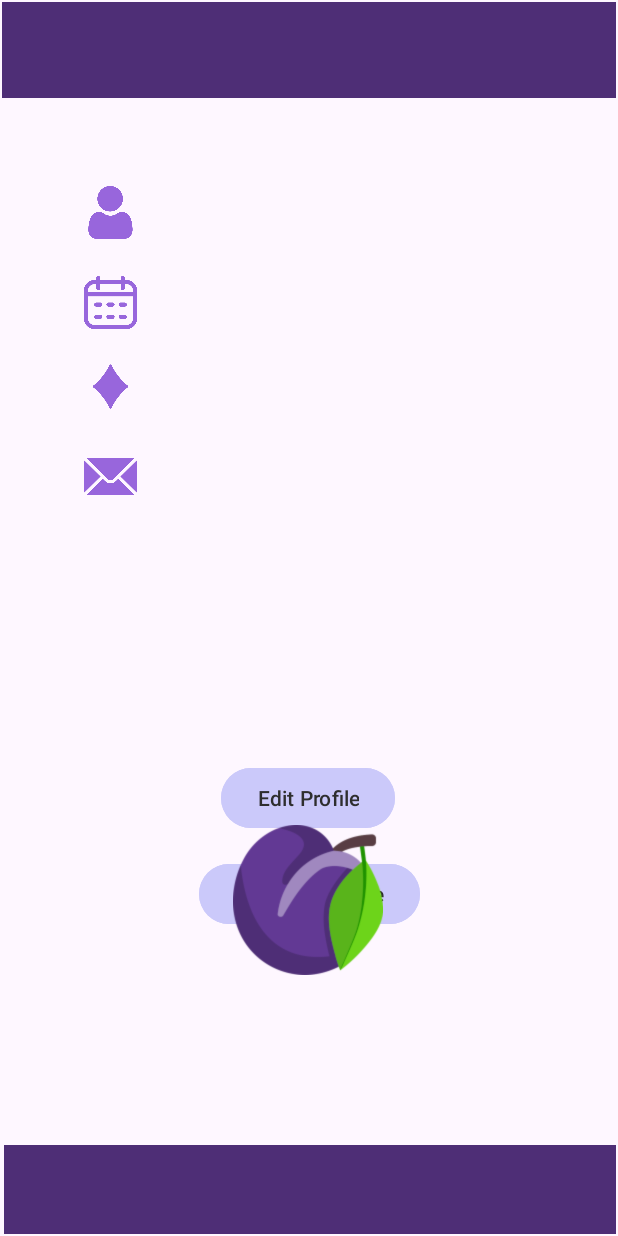
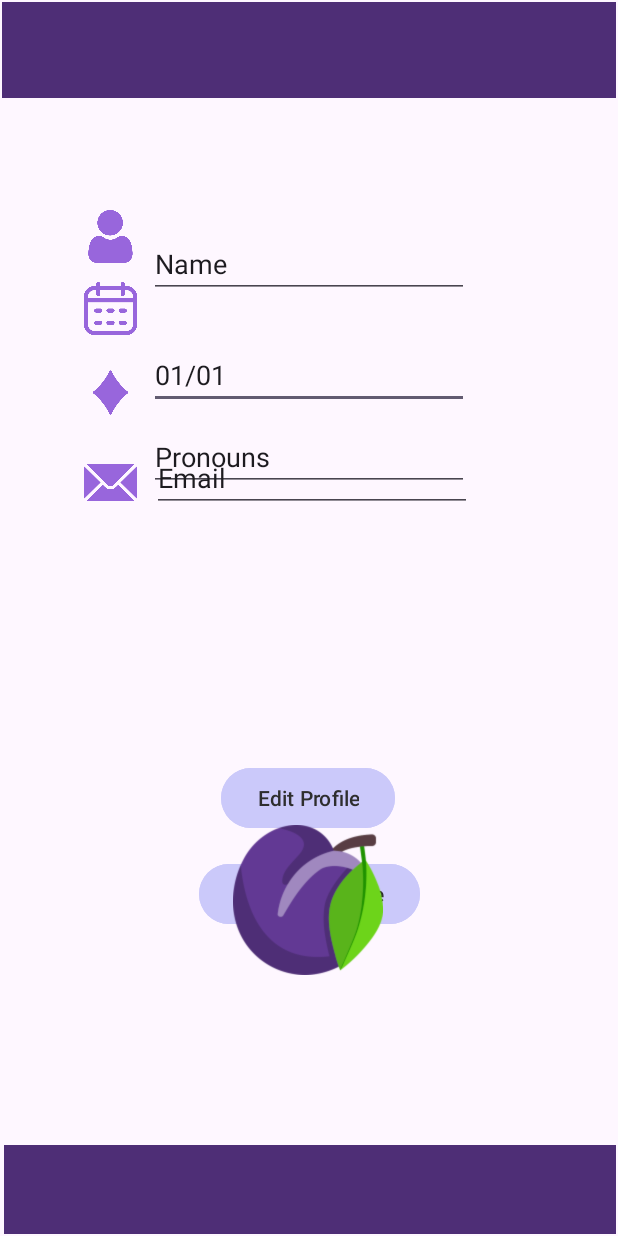
Before and after one commit to UTSA-CS-3443/HabitQuest, an Android app: the profile_Settings_Activity screen opened directly, with no data from a screen before it, on a phone screen of 412 x 824 dp. Run offline under Robolectric (Android 15) with nearby library versions, the phone set to English and light mode, and no system bars.

Commit message:
had to remove         app:layout_constraintBottom_toTopOf=".5" from each image view as it caused errors

```diff
--- a/app/src/main/res/layout/activity_profile_settings.xml
+++ b/app/src/main/res/layout/activity_profile_settings.xml
@@ -41,6 +41,7 @@
         android:id="@+id/button2"
         android:layout_width="wrap_content"
         android:layout_height="wrap_content"
+        android:layout_marginTop="479dp"
         android:layout_marginBottom="204dp"
         android:backgroundTint="#CBC9FA"
         android:text="Return to Home"
@@ -48,7 +49,7 @@
         app:layout_constraintBottom_toBottomOf="parent"
         app:layout_constraintEnd_toEndOf="parent"
         app:layout_constraintStart_toStartOf="parent"
-        app:layout_constraintTop_toBottomOf="@+id/button1"
+        app:layout_constraintTop_toTopOf="parent"
         app:layout_constraintVertical_bias="1.0" />
 
     <ImageView
@@ -56,111 +57,128 @@
         android:layout_width="35dp"
         android:layout_height="35dp"
         android:layout_marginStart="16dp"
-        android:layout_marginTop="300dp"
+        android:layout_marginTop="304dp"
         android:layout_marginBottom="8dp"
-        app:layout_constraintBottom_toTopOf=".5"
         app:layout_constraintEnd_toEndOf="@+id/toolbar"
         app:layout_constraintHorizontal_bias="0.108"
         app:layout_constraintStart_toStartOf="@+id/toolbar"
         app:layout_constraintTop_toTopOf="parent"
-        app:srcCompat="@drawable/mail" />
+        app:srcCompat="@drawable/mail"
+        tools:visibility="visible"
+        />
 
     <ImageView
         android:id="@+id/diamond"
         android:layout_width="35dp"
         android:layout_height="35dp"
         android:layout_marginStart="16dp"
-        android:layout_marginTop="240dp"
+        android:layout_marginTop="244dp"
         android:layout_marginBottom="8dp"
-        app:layout_constraintBottom_toTopOf=".5"
         app:layout_constraintEnd_toEndOf="@+id/toolbar"
         app:layout_constraintHorizontal_bias="0.108"
         app:layout_constraintStart_toStartOf="@+id/toolbar"
         app:layout_constraintTop_toTopOf="parent"
-        app:srcCompat="@drawable/diamond" />
+        app:srcCompat="@drawable/diamond"
+        tools:visibility="visible"/>
 
     <ImageView
         android:id="@+id/calendar"
         android:layout_width="35dp"
         android:layout_height="35dp"
         android:layout_marginStart="16dp"
-        android:layout_marginTop="184dp"
+        android:layout_marginTop="188dp"
         android:layout_marginBottom="8dp"
-        app:layout_constraintBottom_toTopOf=".5"
         app:layout_constraintEnd_toEndOf="@+id/toolbar"
         app:layout_constraintHorizontal_bias="0.108"
         app:layout_constraintStart_toStartOf="@+id/toolbar"
         app:layout_constraintTop_toTopOf="parent"
-        app:srcCompat="@drawable/calendar" />
+        app:srcCompat="@drawable/calendar"
+        tools:visibility="visible"/>
 
     <ImageView
         android:id="@+id/user"
         android:layout_width="35dp"
         android:layout_height="35dp"
         android:layout_marginStart="16dp"
-        android:layout_marginTop="124dp"
+        android:layout_marginTop="140dp"
         android:layout_marginBottom="8dp"
-        app:layout_constraintBottom_toTopOf=".5"
         app:layout_constraintEnd_toEndOf="@+id/toolbar"
         app:layout_constraintHorizontal_bias="0.108"
         app:layout_constraintStart_toStartOf="@+id/toolbar"
         app:layout_constraintTop_toTopOf="parent"
-        app:srcCompat="@drawable/user" />
+        app:srcCompat="@drawable/user"
+        tools:visibility="visible"/>
+
+
 
     <EditText
         android:id="@+id/editTextBday"
         android:layout_width="wrap_content"
         android:layout_height="wrap_content"
-        android:layout_marginStart="101dp"
-        android:layout_marginTop="14dp"
+        android:layout_marginStart="10dp"
+        android:layout_marginTop="184dp"
         android:layout_marginEnd="101dp"
-        android:layout_marginBottom="13dp"
+        android:layout_marginBottom="508dp"
         android:ems="10"
         android:inputType="date"
         android:text="01/01"
-        tools:layout_editor_absoluteX="100dp"
-        tools:layout_editor_absoluteY="185dp" />
+        app:layout_constraintBottom_toBottomOf="parent"
+        app:layout_constraintEnd_toEndOf="parent"
+        app:layout_constraintStart_toEndOf="@+id/calendar"
+        app:layout_constraintTop_toTopOf="parent" />
 
 
     <EditText
         android:id="@+id/editTextPronouns"
         android:layout_width="wrap_content"
         android:layout_height="wrap_content"
-        android:layout_marginStart="101dp"
-        android:layout_marginTop="13dp"
+        android:layout_marginStart="10dp"
+        android:layout_marginTop="237dp"
         android:layout_marginEnd="101dp"
-        android:layout_marginBottom="443dp"
+        android:layout_marginBottom="452dp"
         android:ems="10"
         android:inputType="text"
         android:text="Pronouns"
-        tools:layout_editor_absoluteX="100dp"
-        tools:layout_editor_absoluteY="243dp" />
+        app:layout_constraintBottom_toBottomOf="parent"
+        app:layout_constraintEnd_toEndOf="parent"
+        app:layout_constraintStart_toEndOf="@+id/diamond"
+        app:layout_constraintTop_toTopOf="parent" />
 
 
     <EditText
         android:id="@+id/editTextEmailAddress"
         android:layout_width="wrap_content"
         android:layout_height="wrap_content"
+        android:layout_marginStart="10dp"
+        android:layout_marginTop="296dp"
+        android:layout_marginEnd="101dp"
+        android:layout_marginBottom="388dp"
         android:ems="10"
         android:inputType="textEmailAddress"
         android:text="Email"
-        tools:layout_editor_absoluteX="100dp"
-        tools:layout_editor_absoluteY="301dp" />
+        app:layout_constraintBottom_toBottomOf="parent"
+        app:layout_constraintEnd_toEndOf="parent"
+        app:layout_constraintHorizontal_bias="0.0"
+        app:layout_constraintStart_toEndOf="@+id/mail"
+        app:layout_constraintTop_toTopOf="parent"
+        app:layout_constraintVertical_bias="0.0" />
 
     <EditText
         android:id="@+id/editTextText"
         android:layout_width="wrap_content"
         android:layout_height="wrap_content"
-        android:layout_marginStart="101dp"
-        android:layout_marginTop="104dp"
+        android:layout_marginStart="10dp"
+        android:layout_marginTop="129dp"
         android:layout_marginEnd="101dp"
-        android:layout_marginBottom="14dp"
+        android:layout_marginBottom="5dp"
+
         android:ems="10"
         android:inputType="text"
         android:text="Name"
-
-        tools:layout_editor_absoluteX="100dp"
-        tools:layout_editor_absoluteY="126dp" />
+        app:layout_constraintBottom_toTopOf="@+id/editTextBday"
+        app:layout_constraintEnd_toEndOf="parent"
+        app:layout_constraintStart_toEndOf="@+id/user"
+        app:layout_constraintTop_toTopOf="parent" />
 
     <ImageView
         android:id="@+id/imageView"
```
